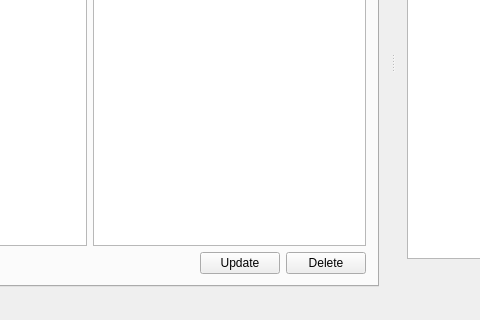
goblincoding/xmlmill, file GCXMLGenerator/gcmainwindow.ui: the form before one commit; both pictures show x 211 to 691 and y 211 to 531 of the 885 by 531 pixel window.
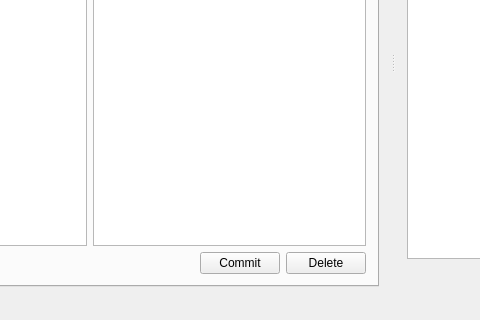
The form after the commit. Icons and pictures are not drawn.

```diff
--- a/GCXMLGenerator/gcmainwindow.ui
+++ b/GCXMLGenerator/gcmainwindow.ui
@@ -149,7 +149,7 @@
           <item>
            <widget class="QPushButton" name="buildXMLUpdateButton">
             <property name="text">
-             <string>Update</string>
+             <string>Commit</string>
             </property>
            </widget>
           </item>
```
Left out of the diff: 4 changed lines with no effect on the pictures.
